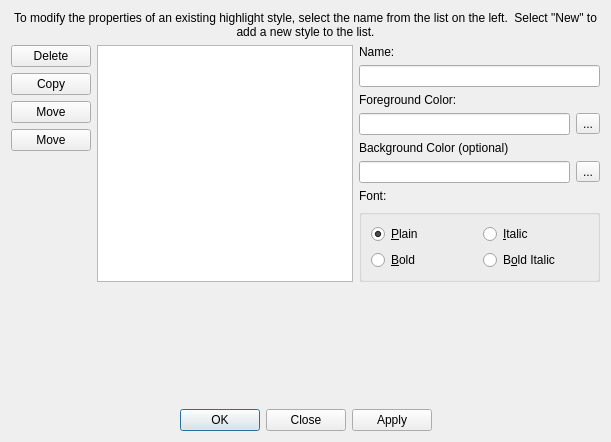
eteran/nedit-ng, file source/ui/DialogDrawingStyles.ui: the form before one commit.
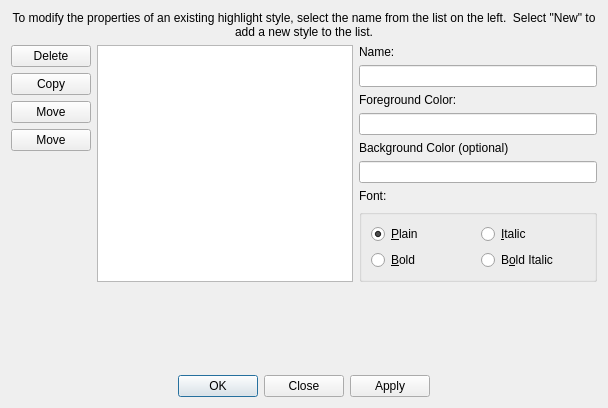
The form after the commit. Icons and pictures are not drawn.

Commit message: Drawing Style dialogo about half done

What changed in the file:
```diff
--- a/source/ui/DialogDrawingStyles.ui
+++ b/source/ui/DialogDrawingStyles.ui
@@ -6,8 +6,8 @@
    <rect>
     <x>0</x>
     <y>0</y>
-    <width>611</width>
-    <height>442</height>
+    <width>608</width>
+    <height>408</height>
    </rect>
   </property>
   <property name="windowTitle">
@@ -28,7 +28,7 @@
     </widget>
    </item>
    <item>
-    <layout class="QHBoxLayout" name="horizontalLayout_4">
+    <layout class="QHBoxLayout" name="horizontalLayout_2">
      <item>
       <layout class="QHBoxLayout" name="horizontalLayout">
        <item>
@@ -121,18 +121,7 @@
         </widget>
        </item>
        <item>
-        <layout class="QHBoxLayout" name="horizontalLayout_3">
-         <item>
-          <widget class="QLineEdit" name="editColorFG"/>
-         </item>
-         <item>
-          <widget class="QToolButton" name="buttonColorFG">
-           <property name="text">
-            <string>...</string>
-           </property>
-          </widget>
-         </item>
-        </layout>
+        <widget class="QLineEdit" name="editColorFG"/>
        </item>
        <item>
         <widget class="QLabel" name="label_4">
@@ -142,18 +131,7 @@
         </widget>
        </item>
        <item>
-        <layout class="QHBoxLayout" name="horizontalLayout_2">
-         <item>
-          <widget class="QLineEdit" name="editColorBG"/>
-         </item>
-         <item>
-          <widget class="QToolButton" name="buttonColorBG">
-           <property name="text">
-            <string>...</string>
-           </property>
-          </widget>
-         </item>
-        </layout>
+        <widget class="QLineEdit" name="editColorBG"/>
        </item>
        <item>
         <widget class="QLabel" name="label_5">
```
The commit also changes 6 other files.
